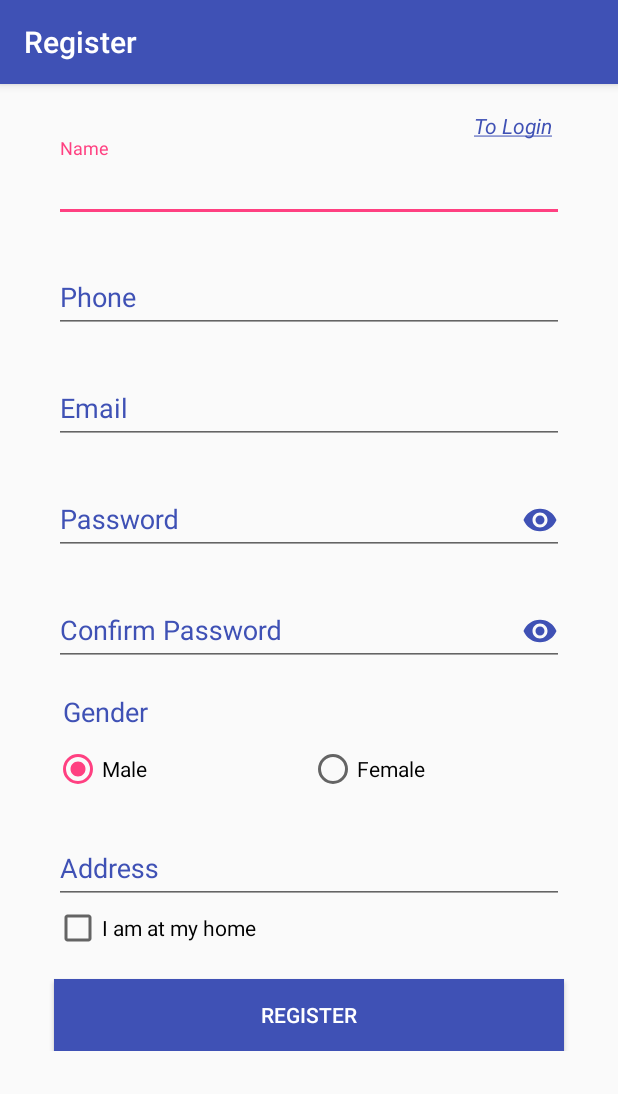
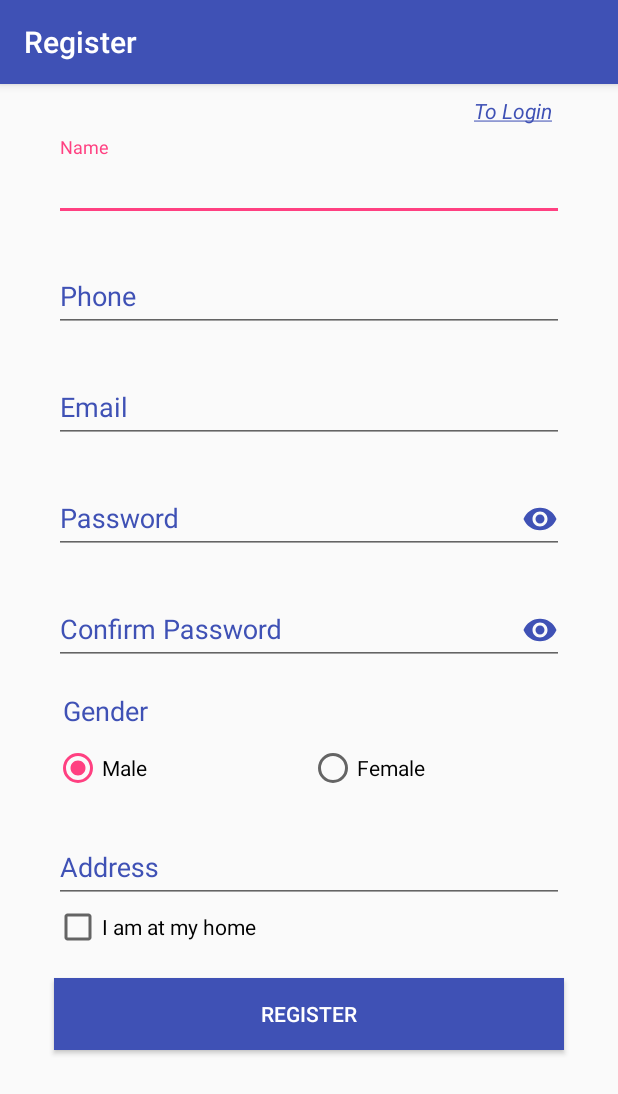
Before and after one commit to aungzanbaw/PADC3-F3-AZB-RegistrationScreen, an Android app: the RegistrationActivity screen opened directly, with no data from a screen before it, on a phone screen of 412 x 824 dp. Shown: the top 1094 px of the screen. Run offline under Robolectric (Android 15) with nearby library versions, the phone set to English and light mode, and no system bars.

Commit message:
Linear Layout

```diff
--- a/app/src/main/res/layout/activity_registration.xml
+++ b/app/src/main/res/layout/activity_registration.xml
@@ -22,8 +22,9 @@
         android:layout_height="match_parent"
         app:layout_behavior="@string/appbar_scrolling_view_behavior">
 
-        <RelativeLayout
+        <LinearLayout
             android:id="@+id/rl_registration_main_content"
+            android:orientation="vertical"
             android:layout_width="match_parent"
             android:layout_height="match_parent">
 
@@ -32,9 +33,8 @@
                 android:layout_width="wrap_content"
                 android:layout_height="wrap_content"
                 android:text= "@string/lbl_login"
-            android:layout_marginTop="10dp"
                 android:layout_marginRight="36dp"
-            android:layout_alignParentRight="true"
+                android:layout_gravity="right"
                 android:textColor="@color/colorPrimary"
                 android:foreground="@drawable/ripple_primary"
                 android:padding="8dp"/>
@@ -43,7 +43,6 @@
                 android:id="@+id/input_name"
                 android:layout_width="match_parent"
                 android:layout_height="wrap_content"
-            android:layout_marginTop="36dp"
                 android:layout_marginRight="36dp"
                 android:layout_marginBottom="0dp"
                 android:layout_marginLeft="36dp"
@@ -64,8 +63,7 @@
                 android:layout_marginRight="36dp"
                 android:layout_marginBottom="0dp"
                 android:layout_marginLeft="36dp"
-            android:textColorHint="@color/colorPrimary"
-            android:layout_below="@+id/input_name">
+                android:textColorHint="@color/colorPrimary">
                 <EditText
                     android:id="@+id/et_phone"
                     android:layout_width="match_parent"
@@ -82,8 +80,7 @@
                 android:layout_marginBottom="0dp"
                 android:layout_marginLeft="36dp"
                 android:layout_marginTop="18dp"
-            android:textColorHint="@color/colorPrimary"
-            android:layout_below="@+id/input_phone">
+                android:textColorHint="@color/colorPrimary">
                 <EditText
                     android:id="@+id/et_email"
                     android:layout_width="match_parent"
@@ -100,8 +97,7 @@
                 android:layout_marginRight="36dp"
                 android:layout_marginBottom="0dp"
                 android:layout_marginLeft="36dp"
-            android:textColorHint="@color/colorPrimary"
-            android:layout_below="@+id/input_email">
+                android:textColorHint="@color/colorPrimary">
                 <EditText
                     android:id="@+id/et_password"
                     android:layout_width="match_parent"
@@ -119,8 +115,7 @@
                 android:layout_marginRight="36dp"
                 android:layout_marginBottom="0dp"
                 android:layout_marginLeft="36dp"
-            android:textColorHint="@color/colorPrimary"
-            android:layout_below="@+id/input_password">
+                android:textColorHint="@color/colorPrimary">
                 <EditText
                     android:id="@+id/et_confirm_password"
                     android:layout_width="match_parent"
@@ -137,8 +132,7 @@
                 android:textColor="@color/colorPrimary"
                 android:layout_marginTop="18dp"
                 android:layout_marginLeft="42dp"
-            android:textSize="18dp"
-            android:layout_below="@+id/input_confirm_password"/>
+                android:textSize="18dp"/>
             <RadioGroup
                 android:id="@+id/rg_Gender"
                 android:layout_width="match_parent"
@@ -147,7 +141,6 @@
                 android:layout_marginRight="36dp"
                 android:layout_marginBottom="0dp"
                 android:layout_marginLeft="36dp"
-            android:layout_below="@+id/gender_label"
                 android:orientation="horizontal"
                 android:weightSum="2">
                 <RadioButton
@@ -173,8 +166,7 @@
                 android:layout_marginRight="36dp"
                 android:layout_marginBottom="0dp"
                 android:layout_marginLeft="36dp"
-            android:textColorHint="@color/colorPrimary"
-            android:layout_below="@+id/rg_Gender">
+                android:textColorHint="@color/colorPrimary">
                 <EditText
                     android:id="@+id/et_address"
                     android:layout_width="match_parent"
@@ -194,15 +186,15 @@
                 android:layout_width="match_parent"
                 android:layout_height="wrap_content"
                 android:text="Register"
-            android:layout_below="@+id/input_address"
                 android:layout_marginTop="18dp"
                 android:layout_marginRight="36dp"
                 android:layout_marginLeft="36dp"
+                android:layout_marginBottom="36dp"
                 android:background="@color/colorPrimary"
                 android:textColor="@color/colorWhite"
                 android:textAllCaps="true"
                 android:foreground="@drawable/ripple_white"/>
 
-    </RelativeLayout>
+        </LinearLayout>
     </ScrollView>
 </android.support.design.widget.CoordinatorLayout>
--- a/build.gradle
+++ b/build.gradle
@@ -7,7 +7,7 @@ buildscript {
         jcenter()
     }
     dependencies {
-        classpath 'com.android.tools.build:gradle:3.0.0'
+        classpath 'com.android.tools.build:gradle:3.0.1'
 
 
         // NOTE: Do not place your application dependencies here; they belong
```
Lines whose indentation alone changed are shown as unchanged.
